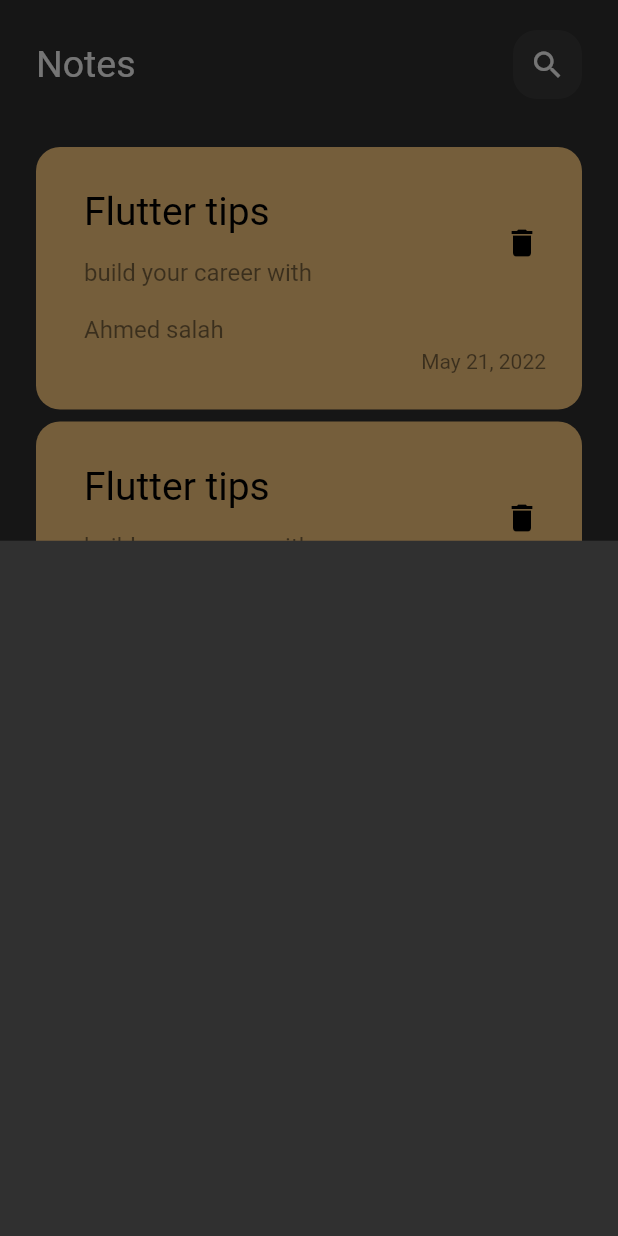
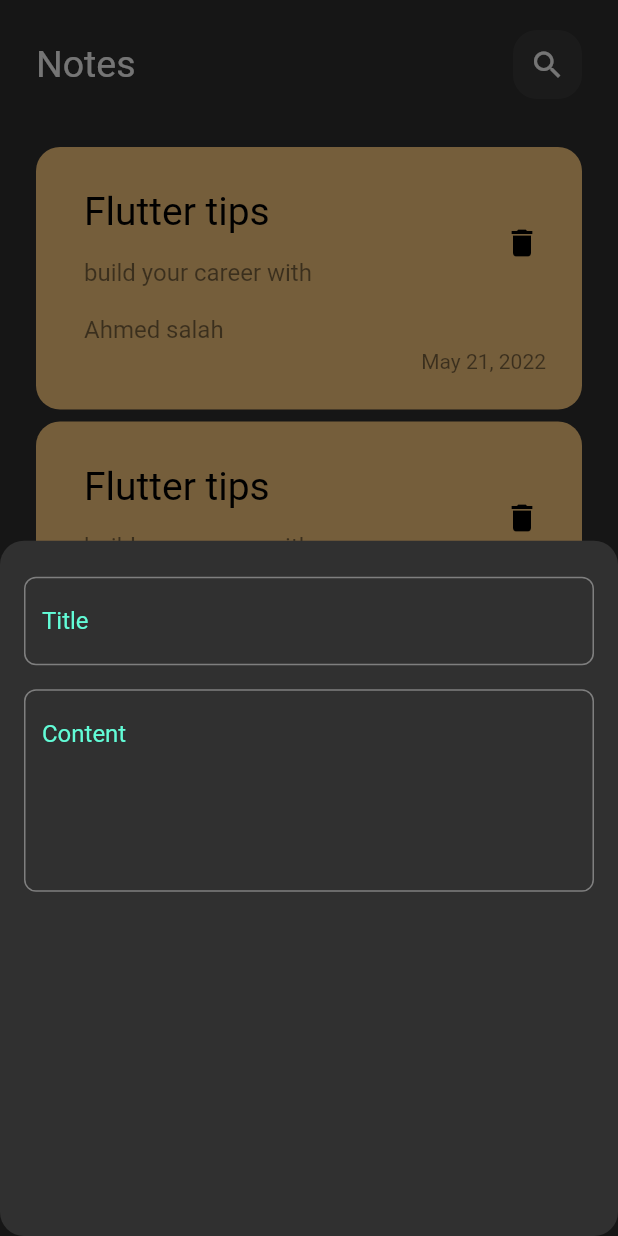
Before and after one commit to ahmedaboslah/notes-app, a Flutter app: the screen it shows after launch, after a tap on the "add" icon, on a phone screen of 412 x 824 dp. Run offline on Flutter 3.47's test engine with Material 2 defaults, Android fonts, the phone set to English and light mode, and no system bars; missing offline and left inert: dart:html; Roboto replaces fonts that are missing (assets/fonts/Poppins-Regular.ttf).

Commit message:
add fields to buttom

```diff
--- /dev/null
+++ b/lib/constants.dart
@@ -0,0 +1,3 @@
+import 'package:flutter/material.dart';
+
+const KPrimaryColor=Color(0xff62FCD7);
--- a/lib/views/notes_view.dart
+++ b/lib/views/notes_view.dart
@@ -14,6 +14,9 @@ class NotesView extends StatelessWidget {
       floatingActionButton: FloatingActionButton(
         onPressed: () {
           showModalBottomSheet(
+            shape: RoundedRectangleBorder(
+              borderRadius: BorderRadius.circular(16)
+            ),
             context: context,
             builder: ((context) {
               return const AddNoteBottomSheet();
--- a/lib/widgets/Addnotebottomsheet.dart
+++ b/lib/widgets/Addnotebottomsheet.dart
@@ -1,10 +1,19 @@
 import 'package:flutter/material.dart';
+import 'package:notes_app/widgets/CustomTextField.dart';
 
 class AddNoteBottomSheet extends StatelessWidget {
   const AddNoteBottomSheet({super.key});
 
   @override
   Widget build(BuildContext context) {
-    return Container();
+    return Padding(
+      padding: const EdgeInsets.symmetric(horizontal: 16),
+      child: Column(children: [
+        SizedBox(height: 24,),
+        CustomTextField(Text: 'Title',),
+        SizedBox(height: 16,),
+        CustomTextField(Text: 'Content',maxlines: 5,)
+      ],),
+    );
   }
 }
--- /dev/null
+++ b/lib/widgets/CustomTextField.dart
@@ -0,0 +1,36 @@
+import 'dart:html';
+
+import 'package:flutter/material.dart';
+import 'package:flutter/src/widgets/container.dart';
+import 'package:flutter/src/widgets/framework.dart';
+
+import '../constants.dart';
+
+class CustomTextField extends StatelessWidget {
+  CustomTextField({required this.Text,this.maxlines=1});
+  final String Text;
+  final int maxlines;
+  @override
+  Widget build(BuildContext context) {
+    return TextField (
+      maxLines: maxlines,
+      cursorColor: KPrimaryColor,
+      decoration: InputDecoration(
+
+          hintText: '$Text',
+          hintStyle: TextStyle(color: KPrimaryColor),
+          border: BuildBorder(),
+          focusedBorder:BuildBorder(KPrimaryColor)
+          ),
+    );
+  }
+
+  OutlineInputBorder BuildBorder([Color]) {
+    return OutlineInputBorder(
+          borderRadius: BorderRadius.circular(8),
+          borderSide: BorderSide(
+            color:  Color?? Colors.white,
+          ),
+        );
+  }
+}
```
